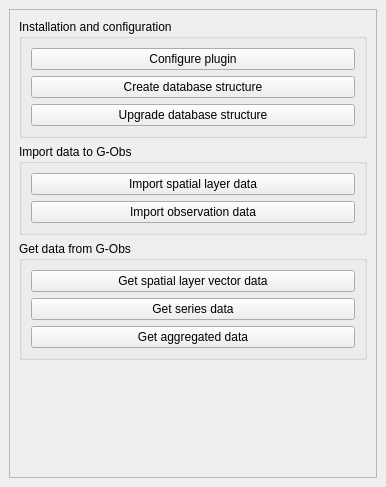
Before: the Qt Designer form gobs_dockwidget_base.ui in 3liz/qgis-gobs-plugin, drawn with Qt 5.
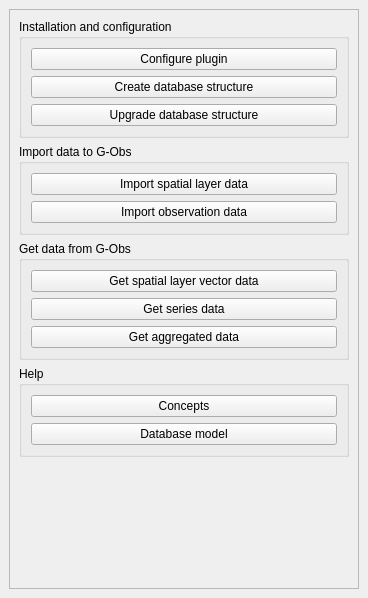
After: the same form once the commit is applied.

Commit message: Documentation - Add buttons to open Concepts and Database structure files

```diff
--- a/gobs_dockwidget_base.ui
+++ b/gobs_dockwidget_base.ui
@@ -6,8 +6,8 @@
    <rect>
     <x>0</x>
     <y>0</y>
-    <width>386</width>
-    <height>487</height>
+    <width>368</width>
+    <height>598</height>
    </rect>
   </property>
   <property name="windowTitle">
@@ -25,8 +25,8 @@
         <rect>
          <x>0</x>
          <y>0</y>
-         <width>366</width>
-         <height>448</height>
+         <width>348</width>
+         <height>559</height>
         </rect>
        </property>
        <layout class="QVBoxLayout" name="verticalLayout">
@@ -113,6 +113,29 @@
           </layout>
          </widget>
         </item>
+        <item>
+         <widget class="QGroupBox" name="groupBox_4">
+          <property name="title">
+           <string>Help</string>
+          </property>
+          <layout class="QVBoxLayout" name="verticalLayout_5">
+           <item>
+            <widget class="QPushButton" name="button_help_concept">
+             <property name="text">
+              <string>Concepts</string>
+             </property>
+            </widget>
+           </item>
+           <item>
+            <widget class="QPushButton" name="button_help_database">
+             <property name="text">
+              <string>Database model</string>
+             </property>
+            </widget>
+           </item>
+          </layout>
+         </widget>
+        </item>
         <item>
          <spacer name="verticalSpacer">
           <property name="orientation">
```
The commit also changes 1 other file.
